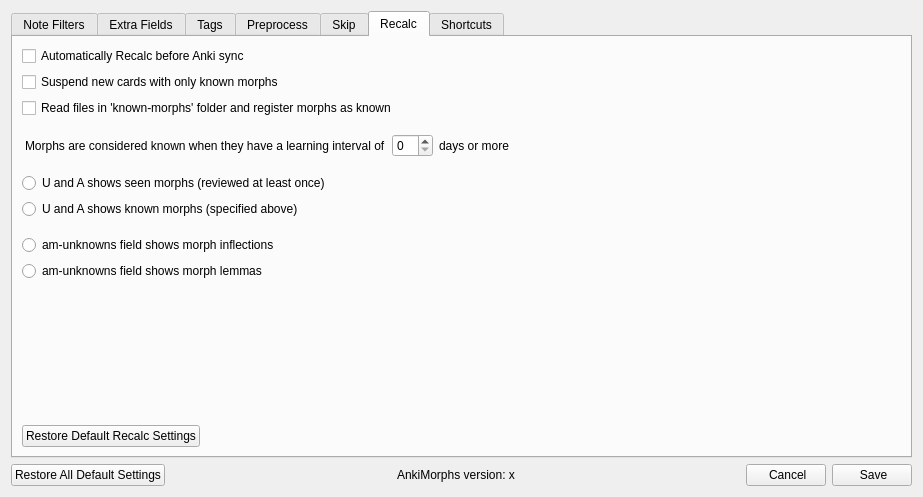
Qt form ankimorphs/ui/settings_dialog.ui (mortii/anki-morphs) before a commit.
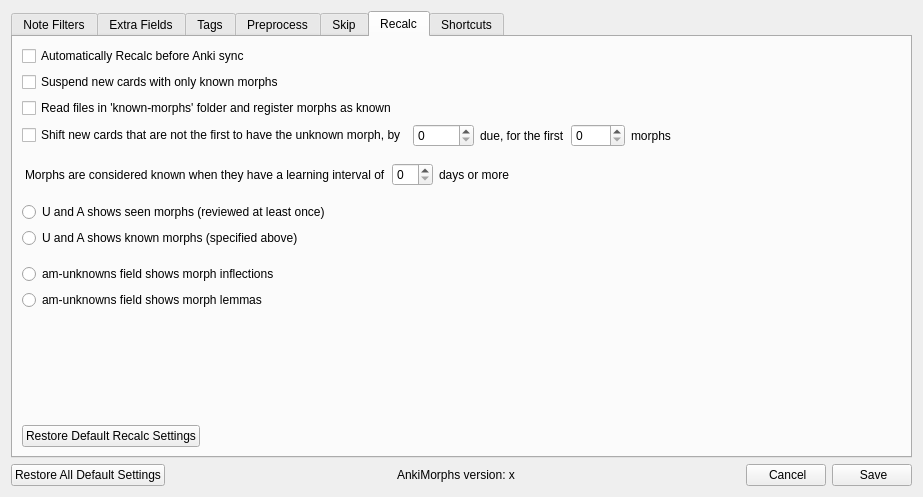
The same form after that commit. The open tabs and pages were chosen to show the change.

Commit message: added offset option (#184)

```diff
--- a/ankimorphs/ui/settings_dialog.ui
+++ b/ankimorphs/ui/settings_dialog.ui
@@ -458,6 +458,58 @@
              </item>
             </layout>
            </item>
+           <item>
+            <layout class="QHBoxLayout" name="horizontalLayout_13">
+             <item>
+              <widget class="QCheckBox" name="shiftNewCardsCheckBox">
+               <property name="text">
+                <string>Shift new cards that are not the first to have the unknown morph, by</string>
+               </property>
+              </widget>
+             </item>
+             <item>
+              <widget class="QSpinBox" name="dueOffsetSpinBox">
+               <property name="maximum">
+                <number>50000</number>
+               </property>
+              </widget>
+             </item>
+             <item>
+              <widget class="QLabel" name="label_20">
+               <property name="text">
+                <string>due, for the first</string>
+               </property>
+              </widget>
+             </item>
+             <item>
+              <widget class="QSpinBox" name="offsetFirstMorphsSpinBox">
+               <property name="maximum">
+                <number>1000</number>
+               </property>
+              </widget>
+             </item>
+             <item>
+              <widget class="QLabel" name="label_21">
+               <property name="text">
+                <string>morphs</string>
+               </property>
+              </widget>
+             </item>
+             <item>
+              <spacer name="horizontalSpacer_10">
+               <property name="orientation">
+                <enum>Qt::Horizontal</enum>
+               </property>
+               <property name="sizeHint" stdset="0">
+                <size>
+                 <width>40</width>
+                 <height>20</height>
+                </size>
+               </property>
+              </spacer>
+             </item>
+            </layout>
+           </item>
            <item>
             <layout class="QHBoxLayout" name="horizontalLayout_6">
              <property name="leftMargin">
```
Left out of the diff: 2 changed lines with no effect on the pictures. The commit also changes 11 other files.
